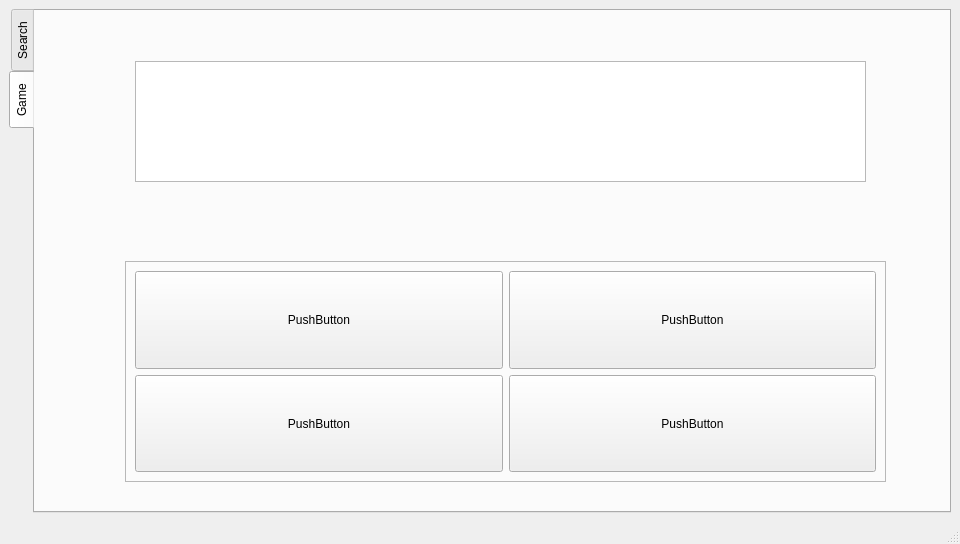
First picture: the form in mainwindow.ui, repository sangpham2710/CS163-Project, before the edit.
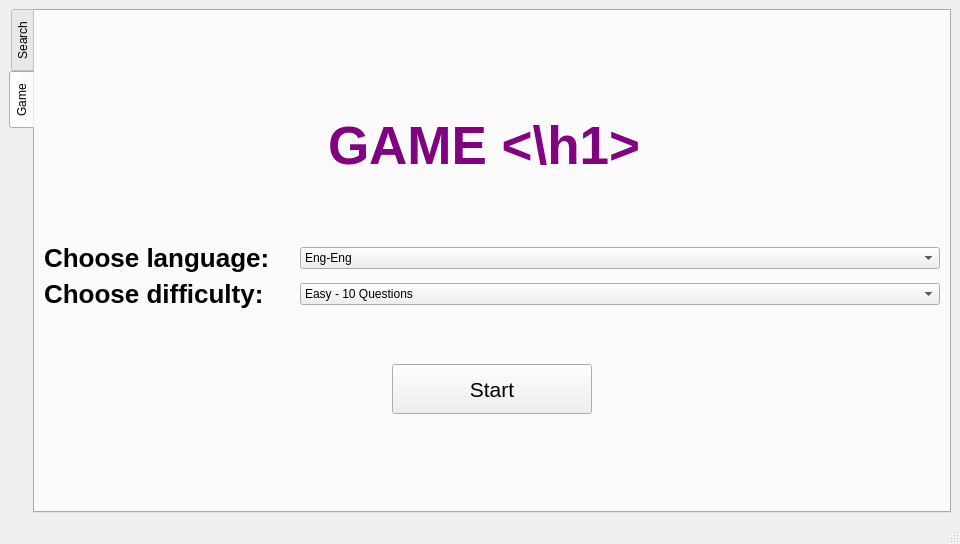
Second picture: the form after the edit. The open tabs and pages were chosen to show the change.

Commit message: add game scene

Diff of the .ui file:
```diff
--- a/mainwindow.ui
+++ b/mainwindow.ui
@@ -10,6 +10,12 @@
     <height>544</height>
    </rect>
   </property>
+  <property name="sizePolicy">
+   <sizepolicy hsizetype="MinimumExpanding" vsizetype="Preferred">
+    <horstretch>0</horstretch>
+    <verstretch>0</verstretch>
+   </sizepolicy>
+  </property>
   <property name="windowTitle">
    <string>MainWindow</string>
   </property>
@@ -18,7 +24,7 @@
     <item>
      <widget class="QTabWidget" name="tabWidget">
       <property name="sizePolicy">
-       <sizepolicy hsizetype="Expanding" vsizetype="Preferred">
+       <sizepolicy hsizetype="MinimumExpanding" vsizetype="Preferred">
         <horstretch>0</horstretch>
         <verstretch>0</verstretch>
        </sizepolicy>
@@ -225,86 +231,221 @@
        <attribute name="title">
         <string>Game</string>
        </attribute>
-       <widget class="QListWidget" name="listWidget_2">
-        <property name="geometry">
-         <rect>
-          <x>100</x>
-          <y>50</y>
-          <width>731</width>
-          <height>121</height>
-         </rect>
-        </property>
-       </widget>
-       <widget class="QFrame" name="frame">
-        <property name="geometry">
-         <rect>
-          <x>90</x>
-          <y>250</y>
-          <width>761</width>
-          <height>221</height>
-         </rect>
-        </property>
-        <property name="frameShape">
-         <enum>QFrame::StyledPanel</enum>
-        </property>
-        <property name="frameShadow">
-         <enum>QFrame::Raised</enum>
-        </property>
-        <layout class="QGridLayout" name="gridLayout">
-         <item row="1" column="1">
-          <widget class="QPushButton" name="pushButton_4">
+       <layout class="QVBoxLayout" name="verticalLayout_6">
+        <item>
+         <layout class="QVBoxLayout" name="verticalLayout_5">
+          <item>
+           <layout class="QVBoxLayout" name="verticalLayout_4">
+            <item>
+             <layout class="QHBoxLayout" name="horizontalLayout_7">
+              <item>
+               <widget class="QLabel" name="label_3">
+                <property name="sizePolicy">
+                 <sizepolicy hsizetype="Fixed" vsizetype="Fixed">
+                  <horstretch>0</horstretch>
+                  <verstretch>0</verstretch>
+                 </sizepolicy>
+                </property>
+                <property name="font">
+                 <font>
+                  <pointsize>20</pointsize>
+                  <underline>false</underline>
+                 </font>
+                </property>
+                <property name="styleSheet">
+                 <string notr="true"/>
+                </property>
+                <property name="text">
+                 <string>&lt;h1&gt; &lt;font color=purple&gt; GAME &lt;font&gt; &lt;\h1&gt;
+ </string>
+                </property>
+               </widget>
+              </item>
+             </layout>
+            </item>
+            <item>
+             <spacer name="verticalSpacer">
+              <property name="orientation">
+               <enum>Qt::Vertical</enum>
+              </property>
+              <property name="sizeType">
+               <enum>QSizePolicy::Fixed</enum>
+              </property>
+              <property name="sizeHint" stdset="0">
+               <size>
+                <width>20</width>
+                <height>60</height>
+               </size>
+              </property>
+             </spacer>
+            </item>
+            <item>
+             <layout class="QVBoxLayout" name="verticalLayout_3">
+              <item>
+               <layout class="QVBoxLayout" name="verticalLayout_2">
+                <item>
+                 <layout class="QHBoxLayout" name="horizontalLayout_4">
+                  <item>
+                   <widget class="QLabel" name="language_label">
            <property name="sizePolicy">
-            <sizepolicy hsizetype="Expanding" vsizetype="Expanding">
+                     <sizepolicy hsizetype="Fixed" vsizetype="Preferred">
              <horstretch>0</horstretch>
              <verstretch>0</verstretch>
             </sizepolicy>
            </property>
+                    <property name="maximumSize">
+                     <size>
+                      <width>250</width>
+                      <height>16777215</height>
+                     </size>
+                    </property>
+                    <property name="font">
+                     <font>
+                      <pointsize>16</pointsize>
+                     </font>
+                    </property>
            <property name="text">
-            <string>PushButton</string>
+                     <string>&lt;html&gt;&lt;head/&gt;&lt;body&gt;&lt;h3 style=&quot; margin-top:14px; margin-bottom:12px; margin-left:0px; margin-right:0px; -qt-block-indent:0; text-indent:0px;&quot;&gt;&lt;span style=&quot; font-size:large; font-weight:700;&quot;&gt;Choose language:&lt;/span&gt;&lt;/h3&gt;&lt;/body&gt;&lt;/html&gt;</string>
            </property>
           </widget>
          </item>
-         <item row="0" column="0">
-          <widget class="QPushButton" name="pushButton">
-           <property name="sizePolicy">
-            <sizepolicy hsizetype="Expanding" vsizetype="Expanding">
-             <horstretch>0</horstretch>
-             <verstretch>0</verstretch>
-            </sizepolicy>
-           </property>
+                  <item>
+                   <widget class="QComboBox" name="language_game_choose">
+                    <item>
+                     <property name="text">
+                      <string>Eng-Eng</string>
+                     </property>
+                    </item>
+                    <item>
            <property name="text">
-            <string>PushButton</string>
-           </property>
-          </widget>
-         </item>
-         <item row="1" column="0">
-          <widget class="QPushButton" name="pushButton_3">
+                      <string>Eng-Vie</string>
+                     </property>
+                    </item>
+                    <item>
+                     <property name="text">
+                      <string>Vie-Eng</string>
+                     </property>
+                    </item>
+                   </widget>
+                  </item>
+                 </layout>
+                </item>
+                <item>
+                 <layout class="QHBoxLayout" name="horizontalLayout_3">
+                  <item>
+                   <widget class="QLabel" name="difficulty_label">
            <property name="sizePolicy">
-            <sizepolicy hsizetype="Expanding" vsizetype="Expanding">
+                     <sizepolicy hsizetype="Fixed" vsizetype="Preferred">
              <horstretch>0</horstretch>
              <verstretch>0</verstretch>
             </sizepolicy>
            </property>
+                    <property name="maximumSize">
+                     <size>
+                      <width>250</width>
+                      <height>16777215</height>
+                     </size>
+                    </property>
+                    <property name="font">
+                     <font>
+                      <pointsize>16</pointsize>
+                     </font>
+                    </property>
            <property name="text">
-            <string>PushButton</string>
+                     <string>&lt;html&gt;&lt;head/&gt;&lt;body&gt;&lt;h3 style=&quot; margin-top:14px; margin-bottom:12px; margin-left:0px; margin-right:0px; -qt-block-indent:0; text-indent:0px;&quot;&gt;&lt;span style=&quot; font-size:large; font-weight:700;&quot;&gt;Choose difficulty:&lt;/span&gt;&lt;/h3&gt;&lt;/body&gt;&lt;/html&gt;</string>
            </property>
           </widget>
          </item>
-         <item row="0" column="1">
-          <widget class="QPushButton" name="pushButton_2">
+                  <item>
+                   <widget class="QComboBox" name="difficulty_game">
+                    <item>
+                     <property name="text">
+                      <string>Easy - 10 Questions</string>
+                     </property>
+                    </item>
+                    <item>
+                     <property name="text">
+                      <string>Medium - 20 Questions</string>
+                     </property>
+                    </item>
+                    <item>
+                     <property name="text">
+                      <string>Hard - 30 Questions</string>
+                     </property>
+                    </item>
+                   </widget>
+                  </item>
+                 </layout>
+                </item>
+               </layout>
+              </item>
+             </layout>
+            </item>
+            <item>
+             <spacer name="verticalSpacer_2">
+              <property name="orientation">
+               <enum>Qt::Vertical</enum>
+              </property>
+              <property name="sizeType">
+               <enum>QSizePolicy::Fixed</enum>
+              </property>
+              <property name="sizeHint" stdset="0">
+               <size>
+                <width>20</width>
+                <height>40</height>
+               </size>
+              </property>
+             </spacer>
+            </item>
+            <item>
+             <layout class="QHBoxLayout" name="horizontalLayout_5">
+              <item>
+               <layout class="QHBoxLayout" name="horizontalLayout_6">
+                <item>
+                 <widget class="QPushButton" name="Game_start">
            <property name="sizePolicy">
-            <sizepolicy hsizetype="Expanding" vsizetype="Expanding">
+                   <sizepolicy hsizetype="Minimum" vsizetype="Fixed">
              <horstretch>0</horstretch>
              <verstretch>0</verstretch>
             </sizepolicy>
            </property>
+                  <property name="minimumSize">
+                   <size>
+                    <width>200</width>
+                    <height>50</height>
+                   </size>
+                  </property>
+                  <property name="maximumSize">
+                   <size>
+                    <width>100</width>
+                    <height>32</height>
+                   </size>
+                  </property>
+                  <property name="sizeIncrement">
+                   <size>
+                    <width>7</width>
+                    <height>0</height>
+                   </size>
+                  </property>
+                  <property name="font">
+                   <font>
+                    <pointsize>16</pointsize>
+                   </font>
+                  </property>
            <property name="text">
-            <string>PushButton</string>
+                   <string>Start</string>
            </property>
           </widget>
          </item>
         </layout>
-       </widget>
+              </item>
+             </layout>
+            </item>
+           </layout>
+          </item>
+         </layout>
+        </item>
+       </layout>
       </widget>
      </widget>
     </item>
```
Left out of the diff: 8 changed lines with no effect on the pictures. Lines whose indentation alone changed are shown as unchanged. The commit also changes 6 other files.
